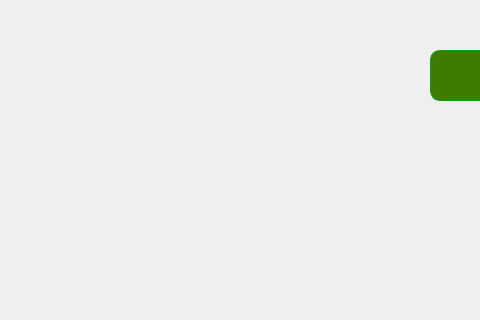
This is windows/Login/login.ui in hamidreza2005/PlanetVsZombies as Qt 5 draws it before an edit; both pictures show x 0 to 480 and y 380 to 700 of the 1200 by 700 pixel window. The edited form follows.
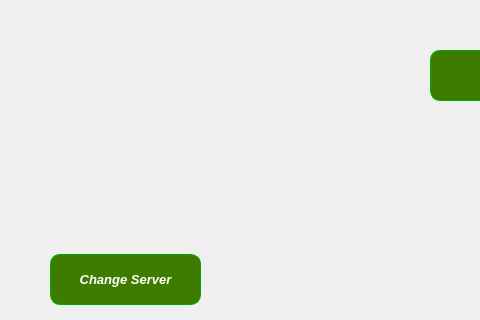
This is the edited form. Icons and pictures are not drawn.

Commit message: add change server button to login page

```diff
--- a/windows/Login/login.ui
+++ b/windows/Login/login.ui
@@ -231,6 +231,36 @@
      <string/>
     </property>
    </widget>
+   <widget class="QPushButton" name="changeServer">
+    <property name="geometry">
+     <rect>
+      <x>50</x>
+      <y>634</y>
+      <width>151</width>
+      <height>51</height>
+     </rect>
+    </property>
+    <property name="font">
+     <font>
+      <pointsize>10</pointsize>
+      <italic>true</italic>
+      <bold>true</bold>
+     </font>
+    </property>
+    <property name="cursor">
+     <cursorShape>PointingHandCursor</cursorShape>
+    </property>
+    <property name="styleSheet">
+     <string notr="true">color: rgb(255, 255, 255);
+background-color: rgb(62, 124, 0);
+border: 1px solid rgb(0, 170, 0);
+border-radius: 10px;
+padding:10px;</string>
+    </property>
+    <property name="text">
+     <string>Change Server</string>
+    </property>
+   </widget>
   </widget>
  </widget>
  <resources/>
```
The commit also changes 3 other files.
